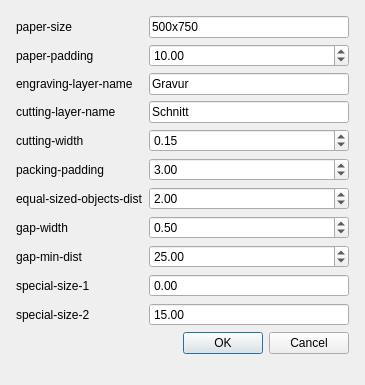
First picture: the form in gui/FormatterDialog.ui, repository sjz207/lc-qcad, before the edit.
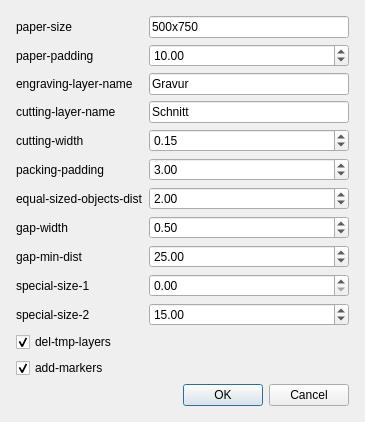
Second picture: the form after the edit.

Commit message: Markers and other changes

Patch:
```diff
--- a/gui/FormatterDialog.ui
+++ b/gui/FormatterDialog.ui
@@ -208,7 +208,7 @@
        </property>
       </widget>
      </item>
-     <item row="11" column="0" colspan="2">
+     <item row="13" column="0" colspan="2">
       <widget class="QDialogButtonBox" name="buttonBox">
        <property name="standardButtons">
         <set>QDialogButtonBox::Cancel|QDialogButtonBox::Ok</set>
@@ -231,12 +231,6 @@
      </item>
      <item row="9" column="1">
       <widget class="QDoubleSpinBox" name="SpecialSize1">
-       <property name="frame">
-        <bool>true</bool>
-       </property>
-       <property name="buttonSymbols">
-        <enum>QAbstractSpinBox::NoButtons</enum>
-       </property>
        <property name="maximum">
         <double>1000.000000000000000</double>
        </property>
@@ -247,9 +241,6 @@
      </item>
      <item row="10" column="1">
       <widget class="QDoubleSpinBox" name="SpecialSize2">
-       <property name="buttonSymbols">
-        <enum>QAbstractSpinBox::NoButtons</enum>
-       </property>
        <property name="maximum">
         <double>50.000000000000000</double>
        </property>
@@ -261,6 +252,26 @@
        </property>
       </widget>
      </item>
+     <item row="11" column="0" colspan="2">
+      <widget class="QCheckBox" name="DelTmpLayers">
+       <property name="text">
+        <string>del-tmp-layers</string>
+       </property>
+       <property name="checked">
+        <bool>true</bool>
+       </property>
+      </widget>
+     </item>
+     <item row="12" column="0" colspan="2">
+      <widget class="QCheckBox" name="AddMarkers">
+       <property name="text">
+        <string>add-markers</string>
+       </property>
+       <property name="checked">
+        <bool>true</bool>
+       </property>
+      </widget>
+     </item>
     </layout>
    </item>
    <item row="1" column="0">
```
Left out of the diff: 2 changed lines with no effect on the pictures. The commit also changes 7 other files.
